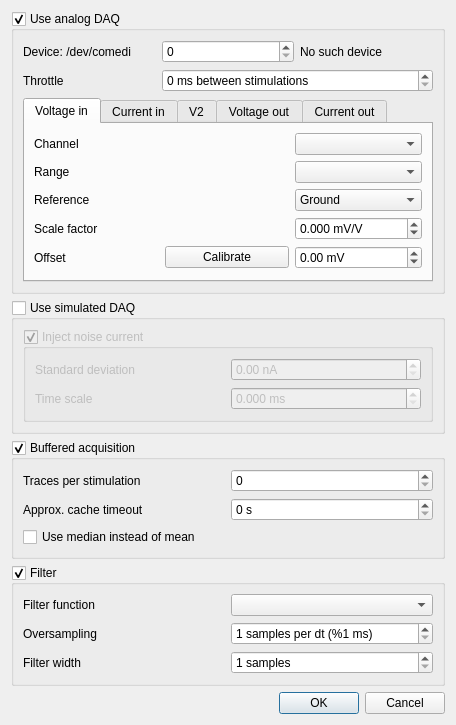
The window that src/gui/daqdialog.ui (CompEphys-team/rtdo) describes before a commit, drawn with Qt 5.
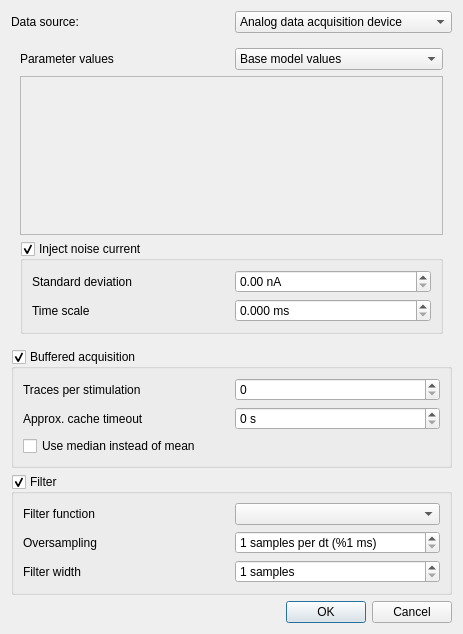
The same window after the commit. The open tabs and pages were chosen to show the change.

Commit message: Moved simulator param value form to the DAQData dialog

Patch:
```diff
--- a/src/gui/daqdialog.ui
+++ b/src/gui/daqdialog.ui
@@ -6,23 +6,55 @@
    <rect>
     <x>0</x>
     <y>0</y>
-    <width>456</width>
-    <height>721</height>
+    <width>463</width>
+    <height>634</height>
    </rect>
   </property>
   <property name="windowTitle">
    <string>Data acquisition setup</string>
   </property>
   <layout class="QGridLayout" name="gridLayout_6">
-   <item row="0" column="0">
-    <widget class="QGroupBox" name="analogDAQ">
-     <property name="title">
-      <string>Use analog DAQ</string>
+   <item row="2" column="0" colspan="2">
+    <widget class="QStackedWidget" name="sourceStack">
+     <property name="currentIndex">
+      <number>0</number>
      </property>
-     <property name="checkable">
-      <bool>true</bool>
-     </property>
+     <widget class="QWidget" name="page">
      <layout class="QGridLayout" name="gridLayout_5">
+       <item row="0" column="0">
+        <widget class="QLabel" name="label_7">
+         <property name="text">
+          <string>Device: /dev/comedi</string>
+         </property>
+        </widget>
+       </item>
+       <item row="0" column="1">
+        <widget class="QSpinBox" name="deviceNumber"/>
+       </item>
+       <item row="0" column="2">
+        <widget class="QLabel" name="deviceName">
+         <property name="text">
+          <string>No such device</string>
+         </property>
+        </widget>
+       </item>
+       <item row="1" column="0">
+        <widget class="QLabel" name="label_21">
+         <property name="text">
+          <string>Throttle</string>
+         </property>
+        </widget>
+       </item>
+       <item row="1" column="1" colspan="2">
+        <widget class="QSpinBox" name="throttle">
+         <property name="suffix">
+          <string> ms between stimulations</string>
+         </property>
+         <property name="maximum">
+          <number>60000</number>
+         </property>
+        </widget>
+       </item>
       <item row="2" column="0" colspan="3">
        <widget class="QTabWidget" name="tabWidget">
         <property name="currentIndex">
@@ -575,54 +607,156 @@
         </widget>
        </widget>
       </item>
+      </layout>
+     </widget>
+     <widget class="QWidget" name="page_2">
+      <layout class="QGridLayout" name="gridLayout_10">
       <item row="0" column="0">
-       <widget class="QLabel" name="label_7">
+        <widget class="QLabel" name="label_35">
         <property name="text">
-         <string>Device: /dev/comedi</string>
+          <string>Parameter values</string>
         </property>
        </widget>
       </item>
       <item row="0" column="1">
-       <widget class="QSpinBox" name="deviceNumber"/>
-      </item>
-      <item row="0" column="2">
-       <widget class="QLabel" name="deviceName">
+        <widget class="QComboBox" name="targetType">
+         <item>
+          <property name="text">
+           <string>Base model values</string>
+          </property>
+         </item>
+         <item>
         <property name="text">
-         <string>No such device</string>
-        </property>
-       </widget>
-      </item>
-      <item row="1" column="0">
-       <widget class="QLabel" name="label_21">
+           <string>Random values</string>
+          </property>
+         </item>
+         <item>
         <property name="text">
-         <string>Throttle</string>
-        </property>
-       </widget>
-      </item>
-      <item row="1" column="1" colspan="2">
-       <widget class="QSpinBox" name="throttle">
+           <string>Fixed values</string>
+          </property>
+         </item>
+        </widget>
+       </item>
+       <item row="1" column="0" colspan="2">
+        <widget class="QTableWidget" name="targetValues">
+         <property name="enabled">
+          <bool>false</bool>
+         </property>
+         <property name="columnCount">
+          <number>1</number>
+         </property>
+         <attribute name="horizontalHeaderVisible">
+          <bool>false</bool>
+         </attribute>
+         <attribute name="horizontalHeaderStretchLastSection">
+          <bool>true</bool>
+         </attribute>
+         <attribute name="verticalHeaderDefaultSectionSize">
+          <number>24</number>
+         </attribute>
+         <column/>
+        </widget>
+       </item>
+       <item row="2" column="0" colspan="2">
+        <widget class="QGroupBox" name="noise">
+         <property name="title">
+          <string>Inject noise current</string>
+         </property>
+         <property name="checkable">
+          <bool>true</bool>
+         </property>
+         <layout class="QGridLayout" name="gridLayout_11">
+          <item row="0" column="1">
+           <widget class="QDoubleSpinBox" name="noiseStd">
         <property name="suffix">
-         <string> ms between stimulations</string>
+             <string> nA</string>
         </property>
         <property name="maximum">
-         <number>60000</number>
+             <double>1000.000000000000000</double>
         </property>
        </widget>
       </item>
+          <item row="1" column="1">
+           <widget class="QDoubleSpinBox" name="noiseTau">
+            <property name="suffix">
+             <string> ms</string>
+            </property>
+            <property name="decimals">
+             <number>3</number>
+            </property>
+            <property name="maximum">
+             <double>999.999000000000024</double>
+            </property>
+           </widget>
+          </item>
+          <item row="0" column="0">
+           <widget class="QLabel" name="label_33">
+            <property name="text">
+             <string>Standard deviation</string>
+            </property>
+           </widget>
+          </item>
+          <item row="1" column="0">
+           <widget class="QLabel" name="label_34">
+            <property name="text">
+             <string>Time scale</string>
+            </property>
+           </widget>
+          </item>
      </layout>
     </widget>
    </item>
-   <item row="4" column="0">
-    <widget class="QDialogButtonBox" name="buttonBox">
-     <property name="orientation">
-      <enum>Qt::Horizontal</enum>
+      </layout>
+     </widget>
+    </widget>
+   </item>
+   <item row="3" column="0" colspan="2">
+    <widget class="QGroupBox" name="cache">
+     <property name="title">
+      <string>Buffered acquisition</string>
      </property>
-     <property name="standardButtons">
-      <set>QDialogButtonBox::Cancel|QDialogButtonBox::Ok</set>
+     <property name="checkable">
+      <bool>true</bool>
      </property>
-    </widget>
-   </item>
-   <item row="3" column="0">
+     <layout class="QGridLayout" name="gridLayout">
+      <item row="0" column="0">
+       <widget class="QLabel" name="label">
+        <property name="text">
+         <string>Traces per stimulation</string>
+        </property>
+       </widget>
+      </item>
+      <item row="0" column="1">
+       <widget class="QSpinBox" name="numTraces"/>
+      </item>
+      <item row="2" column="0" colspan="2">
+       <widget class="QCheckBox" name="useMedian">
+        <property name="text">
+         <string>Use median instead of mean</string>
+        </property>
+       </widget>
+      </item>
+      <item row="1" column="1">
+       <widget class="QSpinBox" name="timeout">
+        <property name="suffix">
+         <string> s</string>
+        </property>
+        <property name="maximum">
+         <number>600</number>
+        </property>
+       </widget>
+      </item>
+      <item row="1" column="0">
+       <widget class="QLabel" name="label_22">
+        <property name="text">
+         <string>Approx. cache timeout</string>
+        </property>
+       </widget>
+      </item>
+     </layout>
+    </widget>
+   </item>
+   <item row="4" column="0" colspan="2">
     <widget class="QGroupBox" name="filter">
      <property name="title">
       <string>Filter</string>
@@ -687,114 +821,35 @@
      </layout>
     </widget>
    </item>
-   <item row="2" column="0">
-    <widget class="QGroupBox" name="cache">
-     <property name="title">
-      <string>Buffered acquisition</string>
+   <item row="5" column="0" colspan="2">
+    <widget class="QDialogButtonBox" name="buttonBox">
+     <property name="orientation">
+      <enum>Qt::Horizontal</enum>
      </property>
-     <property name="checkable">
-      <bool>true</bool>
+     <property name="standardButtons">
+      <set>QDialogButtonBox::Cancel|QDialogButtonBox::Ok</set>
      </property>
-     <layout class="QGridLayout" name="gridLayout">
-      <item row="0" column="0">
-       <widget class="QLabel" name="label">
-        <property name="text">
-         <string>Traces per stimulation</string>
-        </property>
-       </widget>
-      </item>
-      <item row="0" column="1">
-       <widget class="QSpinBox" name="numTraces"/>
-      </item>
-      <item row="2" column="0" colspan="2">
-       <widget class="QCheckBox" name="useMedian">
+    </widget>
+   </item>
+   <item row="1" column="1">
+    <widget class="QComboBox" name="source">
+     <item>
         <property name="text">
-         <string>Use median instead of mean</string>
-        </property>
-       </widget>
-      </item>
-      <item row="1" column="1">
-       <widget class="QSpinBox" name="timeout">
-        <property name="suffix">
-         <string> s</string>
-        </property>
-        <property name="maximum">
-         <number>600</number>
-        </property>
-       </widget>
-      </item>
-      <item row="1" column="0">
-       <widget class="QLabel" name="label_22">
+       <string>Analog data acquisition device</string>
+      </property>
+     </item>
+     <item>
         <property name="text">
-         <string>Approx. cache timeout</string>
-        </property>
-       </widget>
-      </item>
-     </layout>
+       <string>Native model simulation</string>
+      </property>
+     </item>
     </widget>
    </item>
    <item row="1" column="0">
-    <widget class="QGroupBox" name="simulate">
-     <property name="title">
-      <string>Use simulated DAQ</string>
-     </property>
-     <property name="checkable">
-      <bool>true</bool>
-     </property>
-     <property name="checked">
-      <bool>false</bool>
-     </property>
-     <layout class="QGridLayout" name="gridLayout_10">
-      <item row="0" column="0">
-       <widget class="QGroupBox" name="noise">
-        <property name="title">
-         <string>Inject noise current</string>
-        </property>
-        <property name="checkable">
-         <bool>true</bool>
-        </property>
-        <layout class="QGridLayout" name="gridLayout_11">
-         <item row="0" column="1">
-          <widget class="QDoubleSpinBox" name="noiseStd">
-           <property name="suffix">
-            <string> nA</string>
-           </property>
-           <property name="maximum">
-            <double>1000.000000000000000</double>
-           </property>
-          </widget>
-         </item>
-         <item row="1" column="1">
-          <widget class="QDoubleSpinBox" name="noiseTau">
-           <property name="suffix">
-            <string> ms</string>
-           </property>
-           <property name="decimals">
-            <number>3</number>
-           </property>
-           <property name="maximum">
-            <double>999.999000000000024</double>
-           </property>
-          </widget>
-         </item>
-         <item row="0" column="0">
-          <widget class="QLabel" name="label_33">
+    <widget class="QLabel" name="label_36">
            <property name="text">
-            <string>Standard deviation</string>
-           </property>
-          </widget>
-         </item>
-         <item row="1" column="0">
-          <widget class="QLabel" name="label_34">
-           <property name="text">
-            <string>Time scale</string>
-           </property>
-          </widget>
-         </item>
-        </layout>
-       </widget>
-      </item>
-     </layout>
+      <string>Data source:</string>
+     </property>
     </widget>
    </item>
   </layout>
```
Lines whose indentation alone changed are shown as unchanged. The commit also changes 3 other files.
